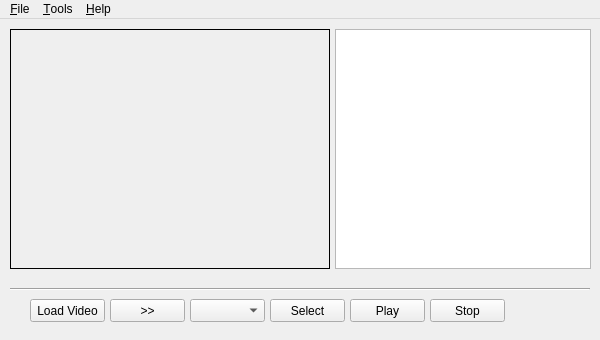
This is facerecognition.ui in ShuaiHuang/FaceRecogUI as Qt 5 draws it before an edit. The edited form follows.
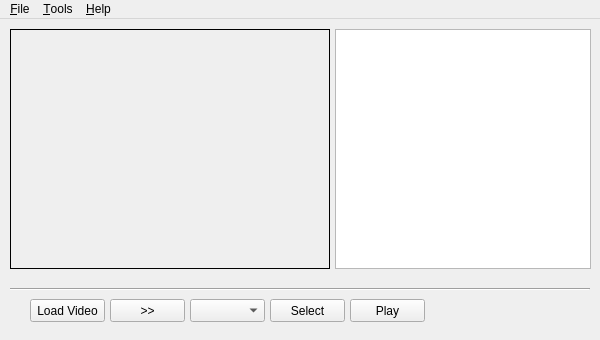
This is the edited form.

Commit message: Complete the software. However the main window cannot be updated.

```diff
--- a/facerecognition.ui
+++ b/facerecognition.ui
@@ -88,19 +88,6 @@
      <string>Play</string>
     </property>
    </widget>
-   <widget class="QPushButton" name="stopButton">
-    <property name="geometry">
-     <rect>
-      <x>430</x>
-      <y>280</y>
-      <width>75</width>
-      <height>23</height>
-     </rect>
-    </property>
-    <property name="text">
-     <string>Stop</string>
-    </property>
-   </widget>
    <widget class="QPushButton" name="loadVideoButton">
     <property name="geometry">
      <rect>
```
Left out of the diff: 1 changed line with no effect on the pictures. The commit also changes 6 other files.
